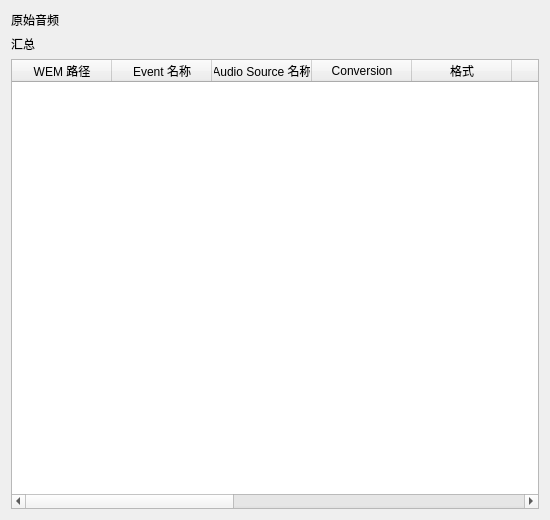
Qt form ui/MediaDuplicateDetail.ui (victor647/WAAPI_Tools) before a commit.
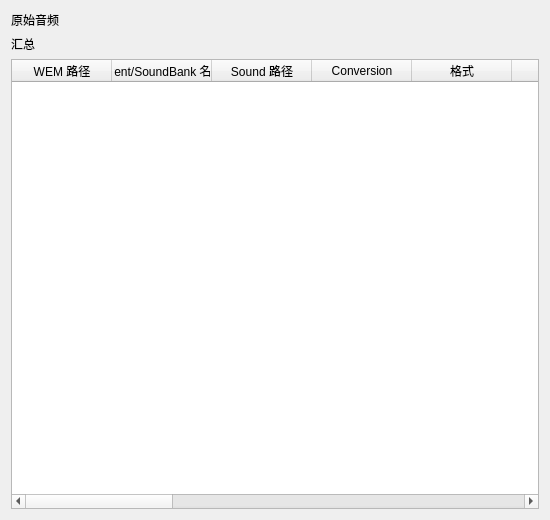
The same form after that commit.

```diff
--- a/ui/MediaDuplicateDetail.ui
+++ b/ui/MediaDuplicateDetail.ui
@@ -67,12 +67,12 @@
      </column>
      <column>
       <property name="text">
-       <string>Event 名称</string>
+       <string>Event/SoundBank 名称</string>
       </property>
      </column>
      <column>
       <property name="text">
-       <string>Audio Source 名称</string>
+       <string>Sound 路径</string>
       </property>
      </column>
      <column>
@@ -100,6 +100,11 @@
        <string>大小</string>
       </property>
      </column>
+     <column>
+      <property name="text">
+       <string>是否循环</string>
+      </property>
+     </column>
      <column>
       <property name="text">
        <string>Trim Begin</string>
@@ -120,6 +125,26 @@
        <string>Fade Out</string>
       </property>
      </column>
+     <column>
+      <property name="text">
+       <string>Loop Begin</string>
+      </property>
+     </column>
+     <column>
+      <property name="text">
+       <string>Loop End</string>
+      </property>
+     </column>
+     <column>
+      <property name="text">
+       <string>覆盖WAV循环</string>
+      </property>
+     </column>
+     <column>
+      <property name="text">
+       <string>渲染效果</string>
+      </property>
+     </column>
     </widget>
    </item>
   </layout>
```
